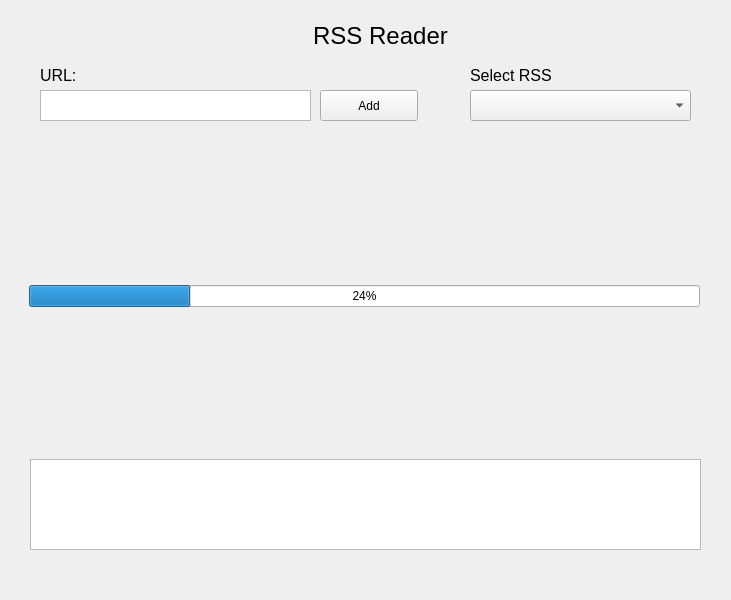
Santhiago/RSS-Reader-MultiHilos, file rssreader-main.ui: the form before one commit.
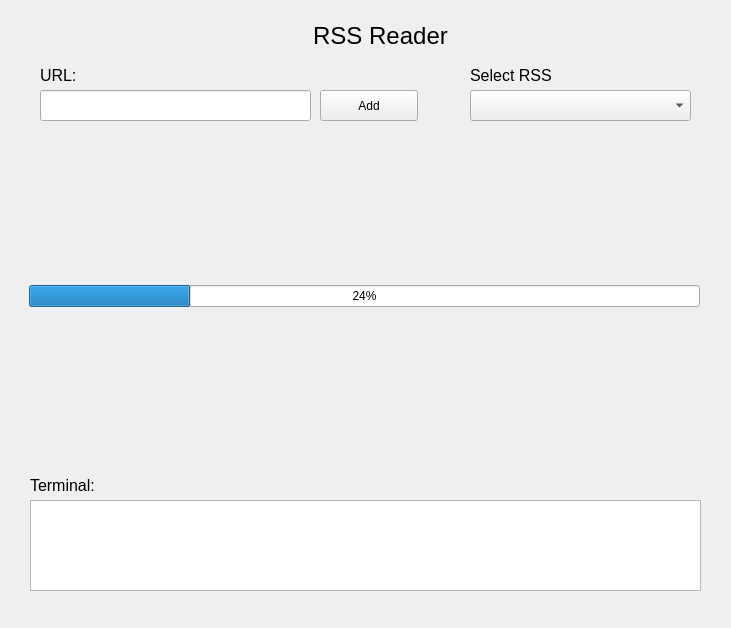
The form after the commit.

Commit message: Agregando Documentacion

Patch:
```diff
--- a/rssreader-main.ui
+++ b/rssreader-main.ui
@@ -7,7 +7,7 @@
     <x>0</x>
     <y>0</y>
     <width>731</width>
-    <height>600</height>
+    <height>628</height>
    </rect>
   </property>
   <property name="windowTitle">
@@ -45,16 +45,6 @@
      </rect>
     </property>
    </widget>
-   <widget class="QTextEdit" name="textEdit">
-    <property name="geometry">
-     <rect>
-      <x>40</x>
-      <y>90</y>
-      <width>271</width>
-      <height>31</height>
-     </rect>
-    </property>
-   </widget>
    <widget class="QLabel" name="label_3">
     <property name="geometry">
      <rect>
@@ -137,7 +127,7 @@
     <property name="geometry">
      <rect>
       <x>30</x>
-      <y>459</y>
+      <y>500</y>
       <width>671</width>
       <height>91</height>
      </rect>
@@ -148,6 +138,37 @@
      </item>
     </layout>
    </widget>
+   <widget class="QLineEdit" name="txt_url">
+    <property name="geometry">
+     <rect>
+      <x>40</x>
+      <y>90</y>
+      <width>271</width>
+      <height>31</height>
+     </rect>
+    </property>
+   </widget>
+   <widget class="QLabel" name="label_5">
+    <property name="geometry">
+     <rect>
+      <x>30</x>
+      <y>470</y>
+      <width>71</width>
+      <height>31</height>
+     </rect>
+    </property>
+    <property name="font">
+     <font>
+      <pointsize>12</pointsize>
+     </font>
+    </property>
+    <property name="text">
+     <string>Terminal:</string>
+    </property>
+    <property name="alignment">
+     <set>Qt::AlignLeading|Qt::AlignLeft|Qt::AlignVCenter</set>
+    </property>
+   </widget>
   </widget>
   <widget class="QMenuBar" name="menubar">
    <property name="geometry">
```
Left out of the diff: 4 changed lines with no effect on the pictures. The commit also changes 2 other files.
